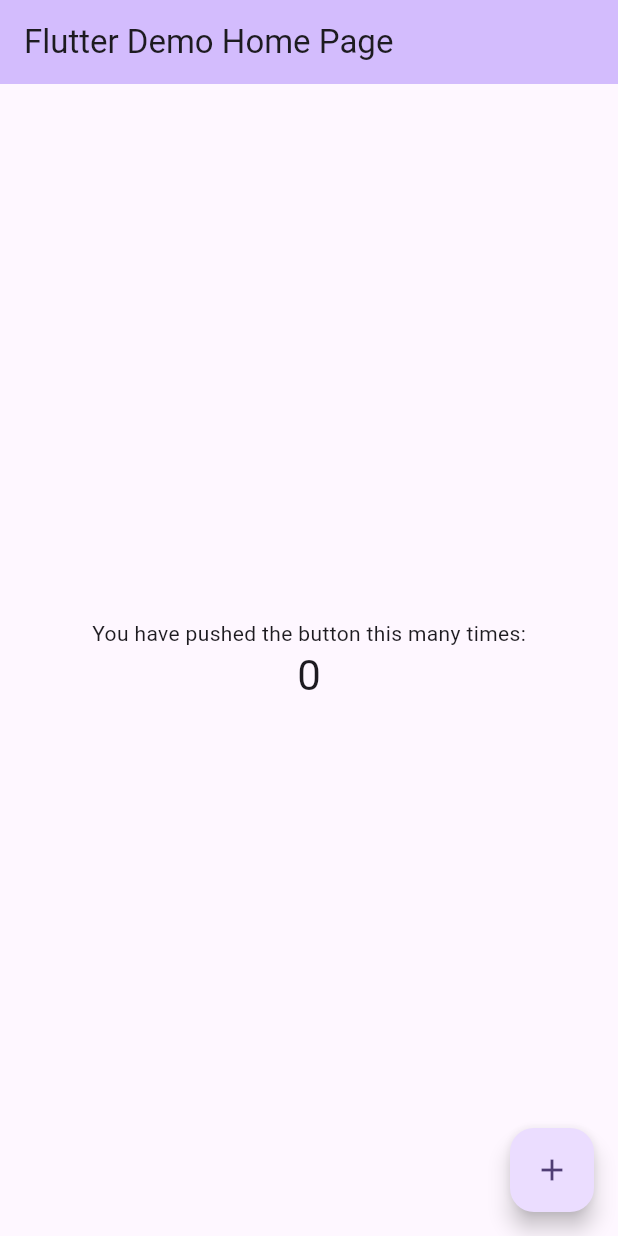
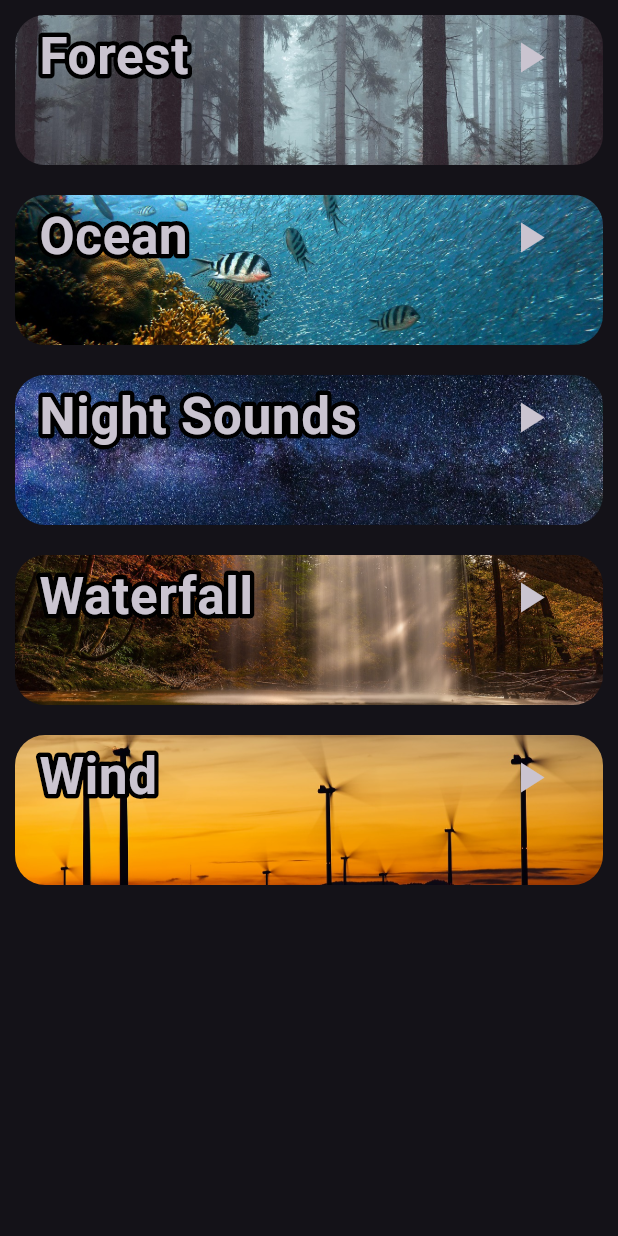
Before and after one commit to vikranth-fullstack/meditationapp, a Flutter app: the screen it shows after launch, on a phone screen of 412 x 824 dp. Run offline on Flutter 3.47's test engine with Material 3 defaults, Android fonts, the phone set to English and light mode, and no system bars; drawn by our look-alikes of bordered_text; our stand-ins replace just_audio.

Commit message:
updated app

```diff
--- /dev/null
+++ b/medidation_app/lib/Screens/MainScreen.dart
@@ -0,0 +1,89 @@
+import 'package:flutter/cupertino.dart';
+import 'package:flutter/material.dart';
+import 'package:flutter/widgets.dart';
+import 'package:medidation_app/modules/item_module.dart';
+import 'package:just_audio/just_audio.dart';
+import 'package:bordered_text/bordered_text.dart';
+
+class MainScreen extends StatefulWidget {
+  const MainScreen({super.key});
+
+  @override
+  State<MainScreen> createState() => _MainScreenState();
+}
+
+class _MainScreenState extends State<MainScreen> {
+  final AudioPlayer audioPlayer = AudioPlayer();
+  int? playIndex;
+
+  List<Item> items = [
+    Item(
+        name: "Forest",
+        imagePath: "meditation_images/forest.jpeg",
+        audioPath: "meditation_audios/forest.mp3"),
+    Item(
+        name: "Ocean",
+        imagePath: "meditation_images/ocean.jpeg",
+        audioPath: "meditation_audios/ocean.mp3"),
+    Item(
+        name: "Night Sounds",
+        imagePath: "meditation_images/night.jpeg",
+        audioPath: "meditation_audios/night.mp3"),
+    Item(
+        name: "Waterfall",
+        imagePath: "meditation_images/waterfall.jpeg",
+        audioPath: "meditation_audios/waterfall.mp3"),
+    Item(
+        name: "Wind",
+        imagePath: "meditation_images/wind.jpeg",
+        audioPath: "meditation_audios/wind.mp3")
+  ];
+
+  Widget myFunction(BuildContext, int index) {
+    return Padding(
+      padding: const EdgeInsets.all(10.0),
+      child: Container(
+        height: 100,
+        decoration: BoxDecoration(
+            borderRadius: BorderRadius.circular(20),
+            image: DecorationImage(
+                fit: BoxFit.cover, image: AssetImage(items[index].imagePath))),
+        child: ListTile(
+          leading: BorderedText(
+            strokeColor: Colors.black,
+            child:  Text(items[index].name,style:  const TextStyle(fontSize: 34,fontWeight: FontWeight.bold),),
+
+          ),
+          trailing: IconButton(
+            icon:
+                playIndex == index ? const Icon(Icons.stop,size: 34,) : const Icon(Icons.play_arrow,size: 34,),
+            onPressed: () {
+              if (playIndex == index) {
+                setState(() {
+                  playIndex = null;
+                });
+                audioPlayer.stop();
+              } else {
+                audioPlayer.setAsset(items[index].audioPath);
+                audioPlayer.play();
+
+                setState(() {
+                  playIndex = index;
+                });
+              }
+            },
+          ),
+        ),
+      ),
+    );
+  }
+
+  @override
+  Widget build(BuildContext context) {
+    return Scaffold(
+      body: SafeArea(
+          child: ListView.builder(
+              itemBuilder: myFunction, itemCount: items.length)),
+    );
+  }
+}
--- a/medidation_app/lib/main.dart
+++ b/medidation_app/lib/main.dart
@@ -1,4 +1,5 @@
 import 'package:flutter/material.dart';
+import 'package:medidation_app/Screens/MainScreen.dart';
 
 void main() {
   runApp(const MyApp());
@@ -12,114 +13,8 @@
   Widget build(BuildContext context) {
     return MaterialApp(
       title: 'Flutter Demo',
-      theme: ThemeData(
-        // This is the theme of your application.
-        //
-        // TRY THIS: Try running your application with "flutter run". You'll see
-        // the application has a purple toolbar. Then, without quitting the app,
-        // try changing the seedColor in the colorScheme below to Colors.green
-        // and then invoke "hot reload" (save your changes or press the "hot
-        // reload" button in a Flutter-supported IDE, or press "r" if you used
-        // the command line to start the app).
-        //
-        // Notice that the counter didn't reset back to zero; the application
-        // state is not lost during the reload. To reset the state, use hot
-        // restart instead.
-        //
-        // This works for code too, not just values: Most code changes can be
-        // tested with just a hot reload.
-        colorScheme: ColorScheme.fromSeed(seedColor: Colors.deepPurple),
-        useMaterial3: true,
-      ),
-      home: const MyHomePage(title: 'Flutter Demo Home Page'),
+      theme: ThemeData.dark(),
+      home: const MainScreen(),
     );
   }
 }
-
-class MyHomePage extends StatefulWidget {
-  const MyHomePage({super.key, required this.title});
-
-  // This widget is the home page of your application. It is stateful, meaning
-  // that it has a State object (defined below) that contains fields that affect
-  // how it looks.
-
-  // This class is the configuration for the state. It holds the values (in this
-  // case the title) provided by the parent (in this case the App widget) and
-  // used by the build method of the State. Fields in a Widget subclass are
-  // always marked "final".
-
-  final String title;
-
-  @override
-  State<MyHomePage> createState() => _MyHomePageState();
-}
-
-class _MyHomePageState extends State<MyHomePage> {
-  int _counter = 0;
-
-  void _incrementCounter() {
-    setState(() {
-      // This call to setState tells the Flutter framework that something has
-      // changed in this State, which causes it to rerun the build method below
-      // so that the display can reflect the updated values. If we changed
-      // _counter without calling setState(), then the build method would not be
-      // called again, and so nothing would appear to happen.
-      _counter++;
-    });
-  }
-
-  @override
-  Widget build(BuildContext context) {
-    // This method is rerun every time setState is called, for instance as done
-    // by the _incrementCounter method above.
-    //
-    // The Flutter framework has been optimized to make rerunning build methods
-    // fast, so that you can just rebuild anything that needs updating rather
-    // than having to individually change instances of widgets.
-    return Scaffold(
-      appBar: AppBar(
-        // TRY THIS: Try changing the color here to a specific color (to
-        // Colors.amber, perhaps?) and trigger a hot reload to see the AppBar
-        // change color while the other colors stay the same.
-        backgroundColor: Theme.of(context).colorScheme.inversePrimary,
-        // Here we take the value from the MyHomePage object that was created by
-        // the App.build method, and use it to set our appbar title.
-        title: Text(widget.title),
-      ),
-      body: Center(
-        // Center is a layout widget. It takes a single child and positions it
-        // in the middle of the parent.
-        child: Column(
-          // Column is also a layout widget. It takes a list of children and
-          // arranges them vertically. By default, it sizes itself to fit its
-          // children horizontally, and tries to be as tall as its parent.
-          //
-          // Column has various properties to control how it sizes itself and
-          // how it positions its children. Here we use mainAxisAlignment to
-          // center the children vertically; the main axis here is the vertical
-          // axis because Columns are vertical (the cross axis would be
-          // horizontal).
-          //
-          // TRY THIS: Invoke "debug painting" (choose the "Toggle Debug Paint"
-          // action in the IDE, or press "p" in the console), to see the
-          // wireframe for each widget.
-          mainAxisAlignment: MainAxisAlignment.center,
-          children: <Widget>[
-            const Text(
-              'You have pushed the button this many times:',
-            ),
-            Text(
-              '$_counter',
-              style: Theme.of(context).textTheme.headlineMedium,
-            ),
-          ],
-        ),
-      ),
-      floatingActionButton: FloatingActionButton(
-        onPressed: _incrementCounter,
-        tooltip: 'Increment',
-        child: const Icon(Icons.add),
-      ), // This trailing comma makes auto-formatting nicer for build methods.
-    );
-  }
-}
--- /dev/null
+++ b/medidation_app/lib/modules/item_module.dart
@@ -0,0 +1,6 @@
+class Item {
+  final String name;
+  final String imagePath;
+  final String audioPath;
+  Item({required this.name, required this.imagePath, required this.audioPath});
+}
```
Also changed, not shown: medidation_app/pubspec.yaml (+5 -3 lines), medidation_app/meditation_images/forest.jpeg (added), medidation_app/meditation_images/night.jpeg (added), medidation_app/meditation_images/ocean.jpeg (added), medidation_app/meditation_images/waterfall.jpeg (added), medidation_app/meditation_images/wind.jpeg (added), medidation_app/pubspec.lock, 15 other files.
